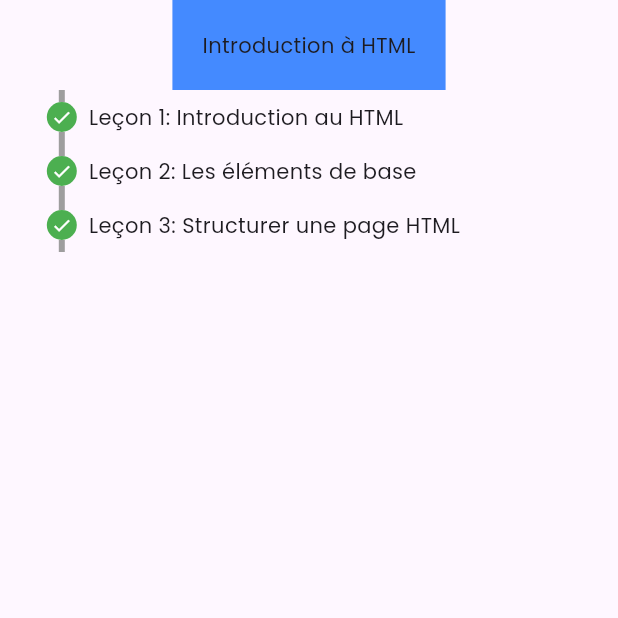
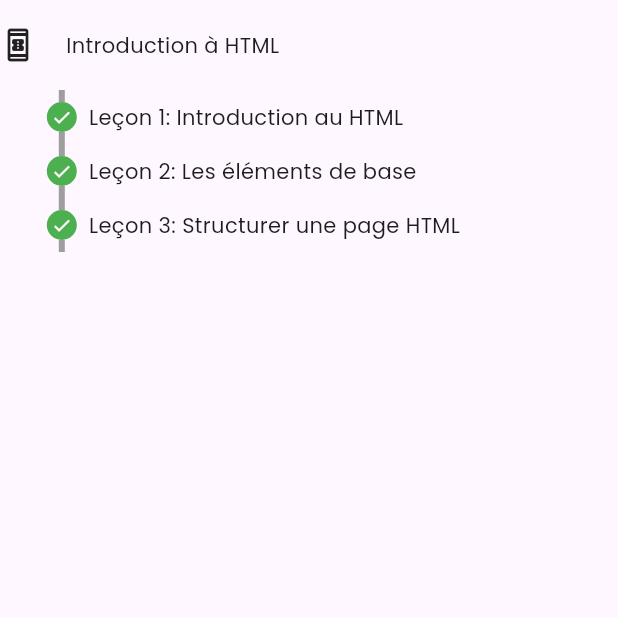
Before and after one commit to Godisouleymane/Nerd-app, a Flutter app: the HtmlVieww screen opened directly, on a phone screen of 412 x 824 dp, the top half of it. Run offline on Flutter 3.47's test engine with Material 3 defaults, Android fonts, the phone set to English and light mode, and no system bars; drawn by our look-alikes of timeline_tile; our stand-ins replace cloud_firestore, firebase_auth, firebase_core, flutter_svg, gap, google_fonts and 2 more; missing offline and left inert: dev_icons; accounts and stored records are empty.

Commit message:
creation de l'interface htmlView avec les donnees recuperer

```diff
--- a/lib/views/parcours/html/screenHTML.dart
+++ b/lib/views/parcours/html/screenHTML.dart
@@ -35,10 +35,15 @@ class _HtmlViewwState extends State<HtmlVieww> {
                 children: [
                   GestureDetector(
                     onTap: () => showModulesBottomSheet(context, modules),
-                    child: Container(
-                      padding: EdgeInsets.all(20),
-                      color: Colors.blueAccent,
-                      child: Text(selectedModule['title']),
+                    child: Row(
+                      children: [
+                        Icon(Icons.book_online_outlined),
+                        Container(
+                          decoration: BoxDecoration(),
+                          padding: EdgeInsets.all(20),
+                          child: Text(selectedModule['title']),
+                        ),
+                      ],
                     ),
                   ),
                   Expanded(
```
